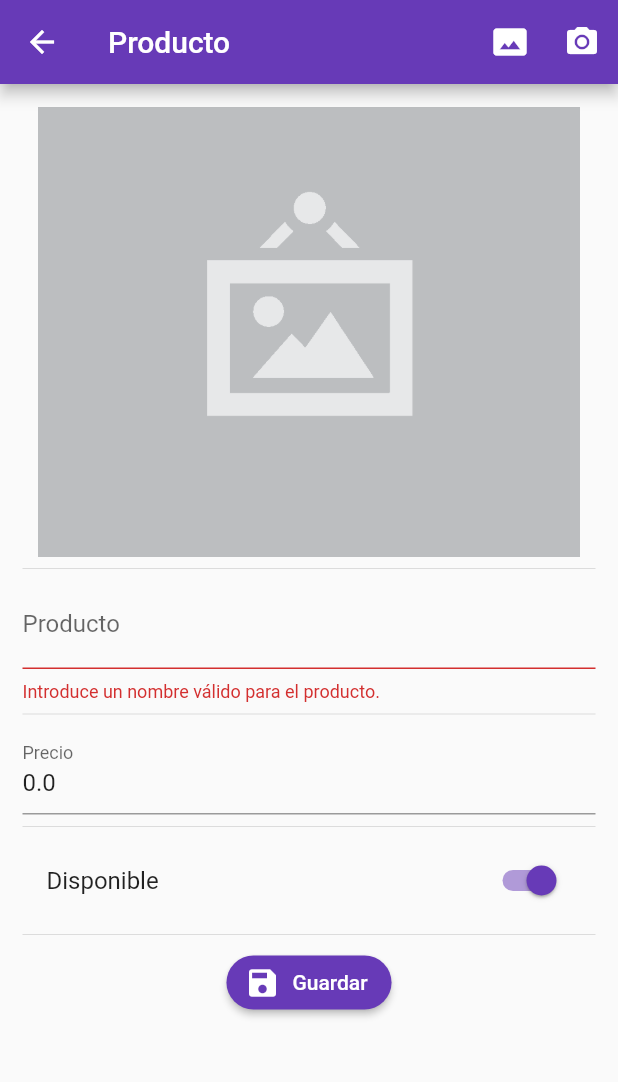
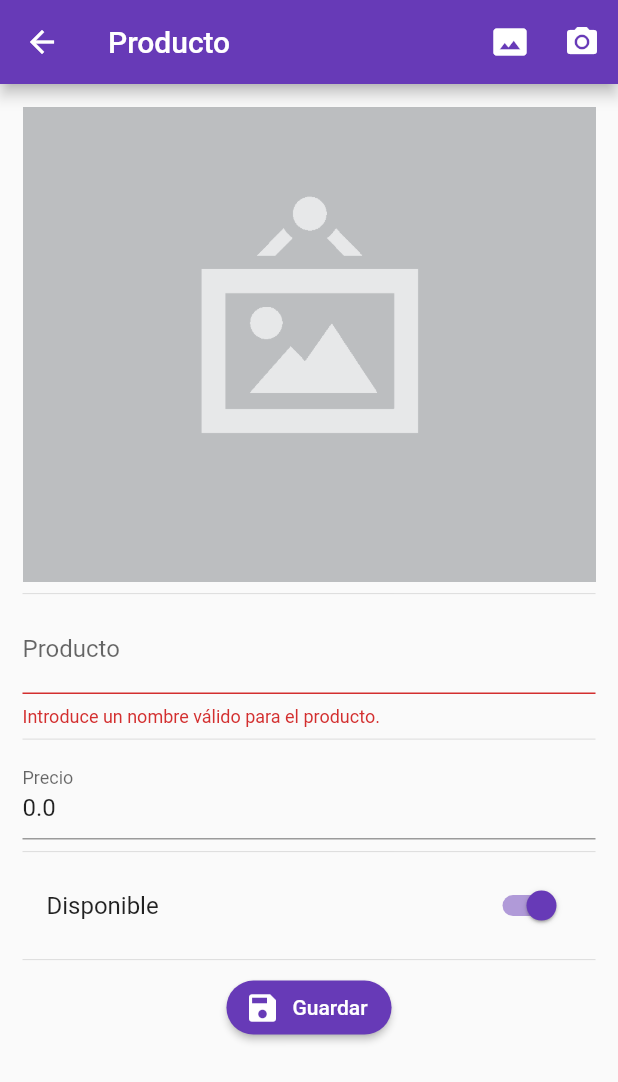
Before and after one commit to alejaam/form_validator, a Flutter app: the ProductoPage screen opened by its route, after a tap on "Guardar", on a phone screen of 412 x 824 dp. Shown: the top 1082 px of the screen. Run offline on Flutter 3.47's test engine with Material 2 defaults, Android fonts, the phone set to English and light mode, and no system bars; our stand-ins replace image_picker, rxdart; missing offline and left inert: mime_type; network calls fail.

```diff
--- a/lib/src/pages/producto_page.dart
+++ b/lib/src/pages/producto_page.dart
@@ -120,7 +120,7 @@ class _ProductoPageState extends State<ProductoPage> {
             }));
   }
 
-  void _submit() {
+  void _submit() async {
     if (!formKey.currentState.validate()) return;
     formKey.currentState.save();
     _guardando = true;
@@ -128,6 +128,10 @@ class _ProductoPageState extends State<ProductoPage> {
     setState(() {
       _guardando = true;
     });
+
+    if (foto != null) {
+      producto.fotoUrl = await productosProvider.subirImagen(foto);
+    }
 
     if (producto.id == null) {
       productosProvider.crearProducto(producto);
@@ -153,16 +157,35 @@ class _ProductoPageState extends State<ProductoPage> {
     scaffoldKey.currentState.showSnackBar(snackbar);
   }
 
+  // _mostrarFoto() {
+  //   if (producto.fotoUrl != null) {
+  //     // TODO: tengo que hacer esto
+  //     return Container();
+  //   } else {
+  //     return Image(
+  //       image: AssetImage(foto?.path ?? 'assets/no-image.png'),
+  //       height: 300.0,
+  //       fit: BoxFit.cover,
+  //     );
+  //   }
+  // }
+
   _mostrarFoto() {
     if (producto.fotoUrl != null) {
-      // TODO: tengo que hacer esto
-      return Container();
+      return FadeInImage(
+          image: NetworkImage(producto.fotoUrl),
+          placeholder: AssetImage('assets/jar-loading.gif'),
+          height: 300.0,
+          fit: BoxFit.cover);
     } else {
-      return Image(
-        image: AssetImage(foto?.path ?? 'assets/no-image.png'),
-        height: 300.0,
-        fit: BoxFit.cover,
-      );
+      if (foto != null) {
+        return Image.file(
+          foto,
+          fit: BoxFit.cover,
+          height: 300.0,
+        );
+      }
+      return Image.asset('assets/no-image.png');
     }
   }
 
@@ -178,7 +201,7 @@ class _ProductoPageState extends State<ProductoPage> {
     final imagen = await _picker.getImage(source: origen);
 
     if (imagen != null) {
-      print("limpieza");
+      producto.fotoUrl = null;
     }
 
     setState(() {
```
Also changed, not shown: lib/src/pages/home_page.dart (+26 -4 lines).
